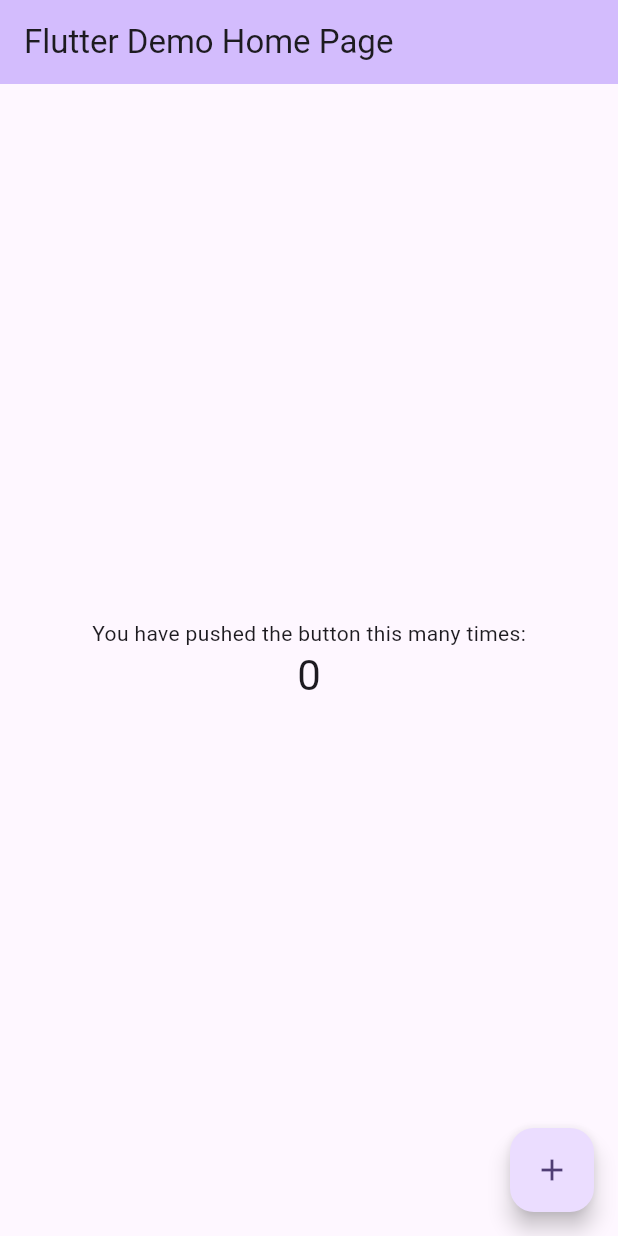
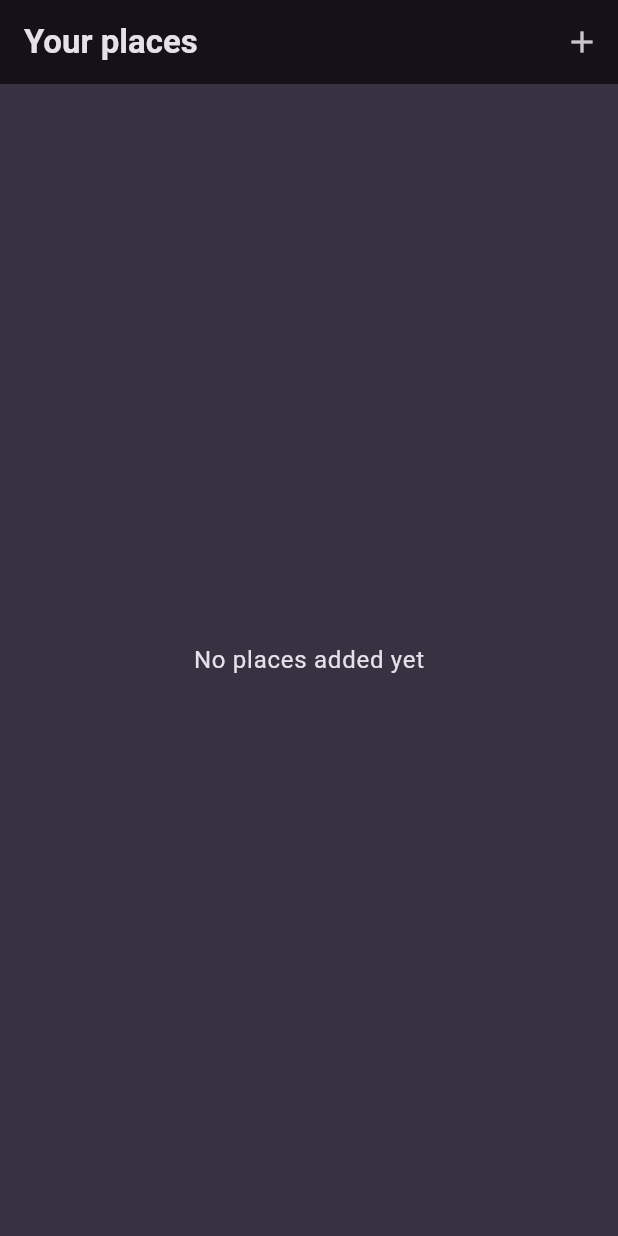
Before and after one commit to William-Archetype/course_project_6, a Flutter app: the screen it shows after launch, on a phone screen of 412 x 824 dp. Run offline on Flutter 3.47's test engine with Material 3 defaults, Android fonts, the light colour scheme and no system bars; our stand-ins replace flutter_riverpod, google_fonts, image_picker, location.

Commit message:
Section 13

```diff
--- a/lib/main.dart
+++ b/lib/main.dart
@@ -1,125 +1,48 @@
+import 'package:course_project_6/screens/places.dart';
 import 'package:flutter/material.dart';
+import 'package:google_fonts/google_fonts.dart';
+import 'package:flutter_riverpod/flutter_riverpod.dart';
+
+final colorScheme = ColorScheme.fromSeed(
+  brightness: Brightness.dark,
+  seedColor: const Color.fromARGB(255, 102, 6, 247),
+  background: const Color.fromARGB(255, 56, 49, 66),
+);
+
+final theme = ThemeData().copyWith(
+  useMaterial3: true,
+  scaffoldBackgroundColor: colorScheme.background,
+  colorScheme: colorScheme,
+  textTheme: GoogleFonts.ubuntuCondensedTextTheme().copyWith(
+    titleSmall: GoogleFonts.ubuntuCondensed(
+      fontWeight: FontWeight.bold,
+    ),
+    titleMedium: GoogleFonts.ubuntuCondensed(
+      fontWeight: FontWeight.bold,
+    ),
+    titleLarge: GoogleFonts.ubuntuCondensed(
+      fontWeight: FontWeight.bold,
+    ),
+  ),
+);
 
 void main() {
-  runApp(const MyApp());
+  runApp(
+    const ProviderScope(
+      child: MyApp(),
+    ),
+  );
 }
 
 class MyApp extends StatelessWidget {
-  const MyApp({super.key});
+  const MyApp({Key? key}) : super(key: key);
 
-  // This widget is the root of your application.
   @override
   Widget build(BuildContext context) {
     return MaterialApp(
-      title: 'Flutter Demo',
-      theme: ThemeData(
-        // This is the theme of your application.
-        //
-        // TRY THIS: Try running your application with "flutter run". You'll see
-        // the application has a purple toolbar. Then, without quitting the app,
-        // try changing the seedColor in the colorScheme below to Colors.green
-        // and then invoke "hot reload" (save your changes or press the "hot
-        // reload" button in a Flutter-supported IDE, or press "r" if you used
-        // the command line to start the app).
-        //
-        // Notice that the counter didn't reset back to zero; the application
-        // state is not lost during the reload. To reset the state, use hot
-        // restart instead.
-        //
-        // This works for code too, not just values: Most code changes can be
-        // tested with just a hot reload.
-        colorScheme: ColorScheme.fromSeed(seedColor: Colors.deepPurple),
-        useMaterial3: true,
-      ),
-      home: const MyHomePage(title: 'Flutter Demo Home Page'),
+      title: 'Great Places',
+      theme: theme,
+      home: const PlacesScreen(),
     );
   }
 }
-
-class MyHomePage extends StatefulWidget {
-  const MyHomePage({super.key, required this.title});
-
-  // This widget is the home page of your application. It is stateful, meaning
-  // that it has a State object (defined below) that contains fields that affect
-  // how it looks.
-
-  // This class is the configuration for the state. It holds the values (in this
-  // case the title) provided by the parent (in this case the App widget) and
-  // used by the build method of the State. Fields in a Widget subclass are
-  // always marked "final".
-
-  final String title;
-
-  @override
-  State<MyHomePage> createState() => _MyHomePageState();
-}
-
-class _MyHomePageState extends State<MyHomePage> {
-  int _counter = 0;
-
-  void _incrementCounter() {
-    setState(() {
-      // This call to setState tells the Flutter framework that something has
-      // changed in this State, which causes it to rerun the build method below
-      // so that the display can reflect the updated values. If we changed
-      // _counter without calling setState(), then the build method would not be
-      // called again, and so nothing would appear to happen.
-      _counter++;
-    });
-  }
-
-  @override
-  Widget build(BuildContext context) {
-    // This method is rerun every time setState is called, for instance as done
-    // by the _incrementCounter method above.
-    //
-    // The Flutter framework has been optimized to make rerunning build methods
-    // fast, so that you can just rebuild anything that needs updating rather
-    // than having to individually change instances of widgets.
-    return Scaffold(
-      appBar: AppBar(
-        // TRY THIS: Try changing the color here to a specific color (to
-        // Colors.amber, perhaps?) and trigger a hot reload to see the AppBar
-        // change color while the other colors stay the same.
-        backgroundColor: Theme.of(context).colorScheme.inversePrimary,
-        // Here we take the value from the MyHomePage object that was created by
-        // the App.build method, and use it to set our appbar title.
-        title: Text(widget.title),
-      ),
-      body: Center(
-        // Center is a layout widget. It takes a single child and positions it
-        // in the middle of the parent.
-        child: Column(
-          // Column is also a layout widget. It takes a list of children and
-          // arranges them vertically. By default, it sizes itself to fit its
-          // children horizontally, and tries to be as tall as its parent.
-          //
-          // Column has various properties to control how it sizes itself and
-          // how it positions its children. Here we use mainAxisAlignment to
-          // center the children vertically; the main axis here is the vertical
-          // axis because Columns are vertical (the cross axis would be
-          // horizontal).
-          //
-          // TRY THIS: Invoke "debug painting" (choose the "Toggle Debug Paint"
-          // action in the IDE, or press "p" in the console), to see the
-          // wireframe for each widget.
-          mainAxisAlignment: MainAxisAlignment.center,
-          children: <Widget>[
-            const Text(
-              'You have pushed the button this many times:',
-            ),
-            Text(
-              '$_counter',
-              style: Theme.of(context).textTheme.headlineMedium,
-            ),
-          ],
-        ),
-      ),
-      floatingActionButton: FloatingActionButton(
-        onPressed: _incrementCounter,
-        tooltip: 'Increment',
-        child: const Icon(Icons.add),
-      ), // This trailing comma makes auto-formatting nicer for build methods.
-    );
-  }
-}
--- /dev/null
+++ b/lib/models/place.dart
@@ -0,0 +1,16 @@
+import 'dart:io';
+
+import 'package:uuid/uuid.dart';
+
+final uuid = Uuid();
+
+class Place {
+  final String id;
+  final String title;
+  final File image;
+
+  Place({
+    required this.title,
+    required this.image,
+  }) : id = uuid.v4();
+}
--- /dev/null
+++ b/lib/providers/user_places.dart
@@ -0,0 +1,17 @@
+import 'dart:io';
+
+import 'package:course_project_6/models/place.dart';
+import 'package:flutter_riverpod/flutter_riverpod.dart';
+
+class UserPlacesNotifier extends StateNotifier<List<Place>> {
+  UserPlacesNotifier() : super(const []);
+
+  void addPlace(String title, File image) {
+    final newPlace = Place(title: title, image: image);
+    state = [newPlace, ...state];
+  }
+}
+
+final userPlacesProvider = StateNotifierProvider<UserPlacesNotifier, List<Place>>(
+  (ref) => UserPlacesNotifier(),
+);
--- /dev/null
+++ b/lib/screens/places.dart
@@ -0,0 +1,38 @@
+import 'package:course_project_6/providers/user_places.dart';
+import 'package:course_project_6/screens/add_place.dart';
+import 'package:course_project_6/widgets/places_list.dart';
+import 'package:flutter/material.dart';
+import 'package:flutter_riverpod/flutter_riverpod.dart';
+
+class PlacesScreen extends ConsumerWidget {
+  const PlacesScreen({super.key});
+
+  @override
+  Widget build(BuildContext context, WidgetRef ref) {
+    final userPlaces = ref.watch(userPlacesProvider);
+
+    return Scaffold(
+      appBar: AppBar(
+        title: const Text('Your places'),
+        actions: [
+          IconButton(
+            icon: Icon(Icons.add),
+            onPressed: () {
+              Navigator.of(context).push(
+                MaterialPageRoute(
+                  builder: (context) => const AddPlaceScreen(),
+                ),
+              );
+            },
+          )
+        ],
+      ),
+      body: Padding(
+        padding: const EdgeInsets.all(8),
+        child: PlacesList(
+          places: userPlaces,
+        ),
+      ),
+    );
+  }
+}
--- /dev/null
+++ b/lib/widgets/places_list.dart
@@ -0,0 +1,47 @@
+import 'package:course_project_6/models/place.dart';
+import 'package:course_project_6/screens/place_details.dart';
+import 'package:flutter/material.dart';
+
+class PlacesList extends StatelessWidget {
+  const PlacesList({
+    super.key,
+    required this.places,
+  });
+
+  final List<Place> places;
+
+  @override
+  Widget build(BuildContext context) {
+    if (places.isEmpty) {
+      return Center(
+        child: Text(
+          'No places added yet',
+          style: Theme.of(context).textTheme.bodyLarge!.copyWith(
+                color: Theme.of(context).colorScheme.onSurface,
+              ),
+        ),
+      );
+    }
+
+    return ListView.builder(
+      itemCount: places.length,
+      itemBuilder: (context, index) => ListTile(
+        leading: CircleAvatar(
+          radius: 26,
+          backgroundImage: FileImage(places[index].image),
+        ),
+        title: Text(
+          places[index].title,
+          style: Theme.of(context).textTheme.titleMedium!.copyWith(
+                color: Theme.of(context).colorScheme.onSurface,
+              ),
+        ),
+        onTap: () {
+          Navigator.of(context).push(MaterialPageRoute(
+            builder: (context) => PlaceDetailScreen(place: places[index]),
+          ));
+        },
+      ),
+    );
+  }
+}
--- a/pubspec.yaml
+++ b/pubspec.yaml
@@ -35,6 +35,11 @@ dependencies:
   # The following adds the Cupertino Icons font to your application.
   # Use with the CupertinoIcons class for iOS style icons.
   cupertino_icons: ^1.0.8
+  google_fonts: ^6.2.1
+  uuid: ^4.5.1
+  flutter_riverpod: ^2.6.1
+  image_picker: ^1.1.2
+  location: ^7.0.1
 
 dev_dependencies:
   flutter_test:
```
Also changed, not shown: lib/screens/add_place.dart (added, +74 -0 lines), lib/screens/place_details.dart (added, +29 -0 lines), lib/widgets/image_input.dart (added, +71 -0 lines), lib/widgets/location_input.dart (added, +95 -0 lines), pubspec.lock, 15 other files.
